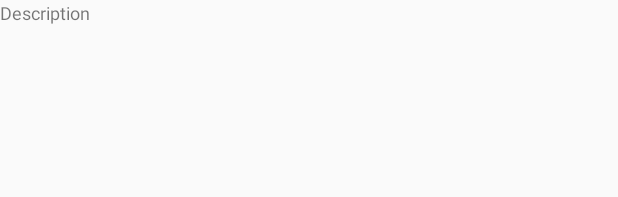
After one commit to Ckram/TPAndroid, an Android app: the layout simple_list_item_album.xml on its own in the app's theme, with its tools: preview values and no code run, on a phone screen of 412 x 824 dp. The commit adds this screen. Shown: the top 197 px of the screen. Run offline under Robolectric (Android 15) with nearby library versions, the phone set to English and light mode, and no system bars.

Commit message:
On affiche la liste des albums

```diff
--- a/TPAndroidDeezer/app/build.gradle
+++ b/TPAndroidDeezer/app/build.gradle
@@ -22,5 +22,6 @@ android {
 dependencies {
     compile fileTree(dir: 'libs', include: ['*.jar'])
     testCompile 'junit:junit:4.12'
-    compile 'com.android.support:appcompat-v7:23.2.1'
+    compile 'com.android.support:appcompat-v7:23.3.0'
+    compile 'com.android.support:design:23.3.0'
 }
--- a/TPAndroidDeezer/app/src/main/AndroidManifest.xml
+++ b/TPAndroidDeezer/app/src/main/AndroidManifest.xml
@@ -1,6 +1,7 @@
 <?xml version="1.0" encoding="utf-8"?>
 <manifest xmlns:android="http://schemas.android.com/apk/res/android"
     package="ckram.tpdeezer">
+
     <uses-permission android:name="android.permission.INTERNET" />
 
     <application
@@ -16,6 +17,10 @@
                 <category android:name="android.intent.category.LAUNCHER" />
             </intent-filter>
         </activity>
+        <activity
+            android:name=".ActivityAlboums"
+            android:label="@string/title_activity_activity_alboums"
+            android:theme="@style/AppTheme.NoActionBar"></activity>
     </application>
 
 </manifest>
--- /dev/null
+++ b/TPAndroidDeezer/app/src/main/res/layout/simple_list_item_album.xml
@@ -0,0 +1,13 @@
+<?xml version="1.0" encoding="utf-8"?>
+
+
+<TextView android:id="@+id/secondLine"
+    android:layout_width="fill_parent"
+    android:layout_height="26dip"
+    android:layout_alignParentBottom="true"
+    android:layout_alignParentRight="true"
+    android:ellipsize="marquee"
+    android:singleLine="true"
+    android:text="Description"
+    android:textSize="12sp"
+    xmlns:android="http://schemas.android.com/apk/res/android" />
--- /dev/null
+++ b/TPAndroidDeezer/app/src/main/res/values-v21/styles.xml
@@ -0,0 +1,9 @@
+<resources>
+
+    <style name="AppTheme.NoActionBar">
+        <item name="windowActionBar">false</item>
+        <item name="windowNoTitle">true</item>
+        <item name="android:windowDrawsSystemBarBackgrounds">true</item>
+        <item name="android:statusBarColor">@android:color/transparent</item>
+    </style>
+</resources>
--- a/TPAndroidDeezer/app/src/main/res/values/dimens.xml
+++ b/TPAndroidDeezer/app/src/main/res/values/dimens.xml
@@ -2,4 +2,5 @@
     <!-- Default screen margins, per the Android Design guidelines. -->
     <dimen name="activity_horizontal_margin">16dp</dimen>
     <dimen name="activity_vertical_margin">16dp</dimen>
+    <dimen name="fab_margin">16dp</dimen>
 </resources>
--- a/TPAndroidDeezer/app/src/main/res/values/strings.xml
+++ b/TPAndroidDeezer/app/src/main/res/values/strings.xml
@@ -1,3 +1,4 @@
 <resources>
     <string name="app_name">TpDeezer</string>
+    <string name="title_activity_activity_alboums">ActivityAlboums</string>
 </resources>
--- a/TPAndroidDeezer/app/src/main/res/values/styles.xml
+++ b/TPAndroidDeezer/app/src/main/res/values/styles.xml
@@ -8,4 +8,13 @@
         <item name="colorAccent">@color/colorAccent</item>
     </style>
 
+    <style name="AppTheme.NoActionBar">
+        <item name="windowActionBar">false</item>
+        <item name="windowNoTitle">true</item>
+    </style>
+
+    <style name="AppTheme.AppBarOverlay" parent="ThemeOverlay.AppCompat.Dark.ActionBar" />
+
+    <style name="AppTheme.PopupOverlay" parent="ThemeOverlay.AppCompat.Light" />
+
 </resources>
--- a/TPAndroidDeezer/build.gradle
+++ b/TPAndroidDeezer/build.gradle
@@ -5,7 +5,7 @@ buildscript {
         jcenter()
     }
     dependencies {
-        classpath 'com.android.tools.build:gradle:1.5.0'
+        classpath 'com.android.tools.build:gradle:2.1.0'
 
         // NOTE: Do not place your application dependencies here; they belong
         // in the individual module build.gradle files
```
Also changed, not shown: TPAndroidDeezer/app/src/main/java/ckram/tpdeezer/ActivityAlboums.java (added, +38 -0 lines), TPAndroidDeezer/app/src/main/java/ckram/tpdeezer/Album.java (+50 -1 lines), TPAndroidDeezer/app/src/main/java/ckram/tpdeezer/Artist.java (+36 -1 lines), TPAndroidDeezer/app/src/main/java/ckram/tpdeezer/MainActivity.java (+11 -2 lines), TPAndroidDeezer/app/src/main/res/layout/activity_activity_alboums.xml (added, +19 -0 lines), TPAndroidDeezer/gradle/wrapper/gradle-wrapper.properties.
